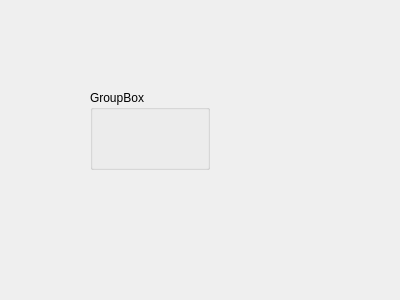
This is Source/SpialeMaskGUI/Core/Pages/Setting.ui in wjshan0808/SpialeMask as Qt 5 draws it before an edit. The edited form follows.
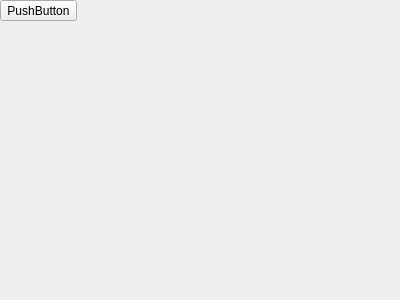
This is the edited form.

```diff
--- a/Source/SpialeMaskGUI/Core/Pages/Setting.ui
+++ b/Source/SpialeMaskGUI/Core/Pages/Setting.ui
@@ -13,19 +13,73 @@
   <property name="windowTitle">
    <string>Form</string>
   </property>
-  <widget class="QGroupBox" name="groupBox">
-   <property name="geometry">
-    <rect>
-     <x>90</x>
-     <y>90</y>
-     <width>120</width>
-     <height>80</height>
-    </rect>
+  <layout class="QHBoxLayout" name="horizontalLayout">
+   <property name="spacing">
+    <number>0</number>
    </property>
-   <property name="title">
-    <string>GroupBox</string>
+   <property name="leftMargin">
+    <number>0</number>
    </property>
-  </widget>
+   <property name="topMargin">
+    <number>0</number>
+   </property>
+   <property name="rightMargin">
+    <number>0</number>
+   </property>
+   <property name="bottomMargin">
+    <number>0</number>
+   </property>
+   <item>
+    <widget class="QWidget" name="oLeftSettingWidget" native="true">
+     <layout class="QVBoxLayout" name="verticalLayout">
+      <property name="spacing">
+       <number>0</number>
+      </property>
+      <property name="leftMargin">
+       <number>0</number>
+      </property>
+      <property name="topMargin">
+       <number>0</number>
+      </property>
+      <property name="rightMargin">
+       <number>0</number>
+      </property>
+      <property name="bottomMargin">
+       <number>0</number>
+      </property>
+      <item>
+       <widget class="QToolButton" name="toolButton">
+        <property name="text">
+         <string>PushButton</string>
+        </property>
+        <property name="toolButtonStyle">
+         <enum>Qt::ToolButtonTextUnderIcon</enum>
+        </property>
+       </widget>
+      </item>
+      <item>
+       <spacer name="verticalSpacer">
+        <property name="orientation">
+         <enum>Qt::Vertical</enum>
+        </property>
+        <property name="sizeHint" stdset="0">
+         <size>
+          <width>20</width>
+          <height>40</height>
+         </size>
+        </property>
+       </spacer>
+      </item>
+     </layout>
+    </widget>
+   </item>
+   <item>
+    <widget class="QStackedWidget" name="oRightSettingStackedWidget">
+     <widget class="QWidget" name="page"/>
+     <widget class="QWidget" name="page_2"/>
+    </widget>
+   </item>
+  </layout>
  </widget>
  <resources/>
  <connections/>
```
